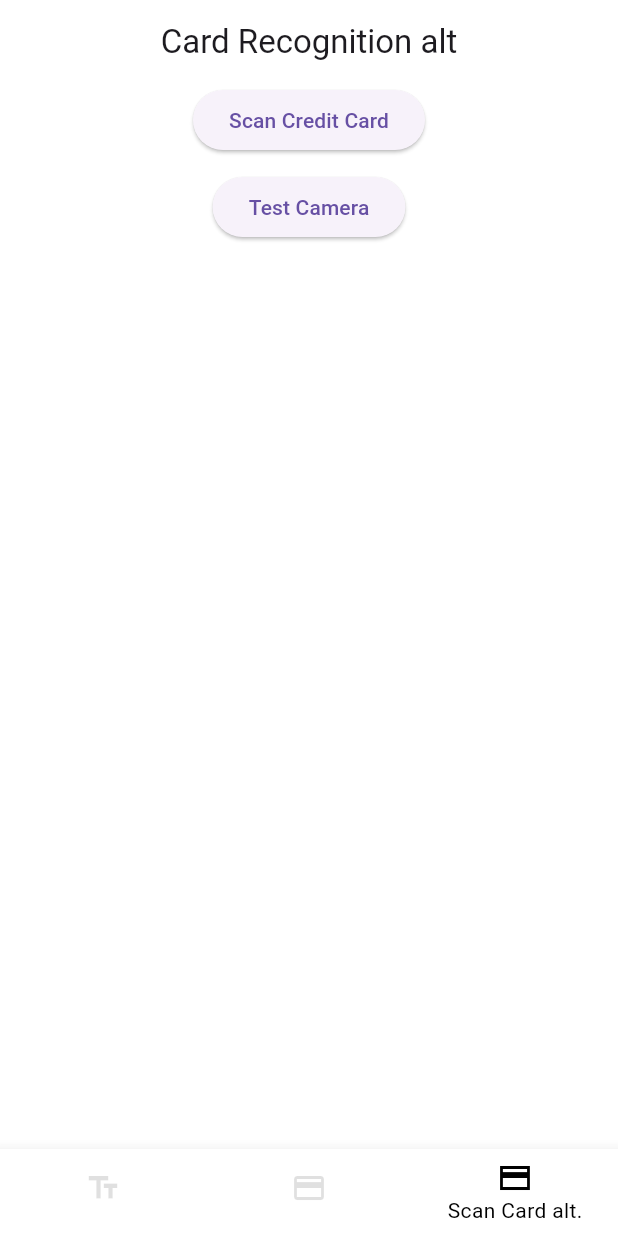
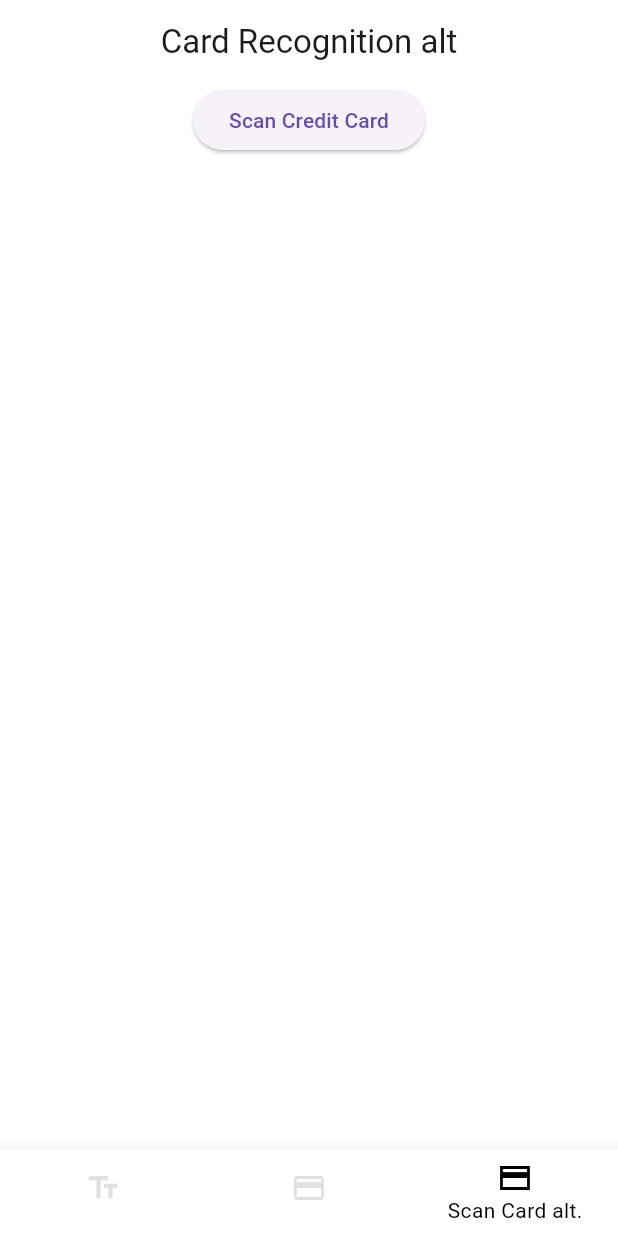
Before and after one commit to matvej83/text_recognition_test, a Flutter app: the screen it shows after launch, item 3 of the bottom bar chosen, on a phone screen of 412 x 824 dp. Run offline on Flutter 3.47's test engine with Material 3 defaults, Android fonts, the phone set to English and light mode, and no system bars; our stand-ins replace camera, device_info_plus, easy_debounce, flutter_bloc, freezed_annotation, get_it and 3 more; missing offline and left inert: card_scanner, flutter_exif_rotation, google_mlkit_text_recognition; project files that could hold a hidden picture were left out.

Commit message:
camera used instead of ImagePicker for taking photo

```diff
--- a/lib/main.dart
+++ b/lib/main.dart
@@ -5,6 +5,7 @@ import 'package:text_recognition_test/ui/navigation/app_router.dart';
 import 'package:text_recognition_test/ui/theme.dart';
 
 import 'bloc/card_scanner_bloc/card_scanner_bloc.dart';
+import 'bloc/image_processing_bloc/image_processing_bloc.dart';
 
 void main() async {
   WidgetsFlutterBinding.ensureInitialized();
@@ -18,9 +19,11 @@ class MyApp extends StatelessWidget with AppTheme {
 
   @override
   Widget build(BuildContext context) {
-    return BlocProvider(
-      create: (context) => CardScannerBloc(),
-      lazy: true,
+    return MultiBlocProvider(
+      providers: [
+        BlocProvider(create: (context) => CardScannerBloc(), lazy: true),
+        BlocProvider(create: (context) => ImageProcessingBloc(), lazy: true)
+      ],
       child: MaterialApp.router(
         debugShowCheckedModeBanner: false,
         routerConfig: router,
--- a/lib/ui/navigation/app_router.dart
+++ b/lib/ui/navigation/app_router.dart
@@ -1,13 +1,12 @@
-import 'package:camera/camera.dart';
 import 'package:go_router/go_router.dart';
 import 'package:text_recognition_test/ui/navigation/screens.dart';
 import 'package:text_recognition_test/ui/screens/main_screen/main_screen.dart';
 import 'package:text_recognition_test/ui/screens/scan_card/scan_card.dart';
 import 'package:text_recognition_test/ui/screens/scan_card_alt/scan_card_alt.dart';
-import 'package:text_recognition_test/ui/screens/scan_card_alt/widgets/camera_preview.dart';
+import 'package:text_recognition_test/ui/screens/scan_card_alt/widgets/card_reader_preview.dart';
 
+import '../screens/camera_preview_screen/camera_preview_screen.dart';
 import '../screens/recognize_text/recognise_text.dart';
-import '../screens/test_camera/camera_preview_test.dart';
 
 final GoRouter router = GoRouter(
   initialLocation: Screens.recogniseText,
@@ -29,12 +28,12 @@ final GoRouter router = GoRouter(
 
     /// routes without bottom nav bar
     GoRoute(
-      path: Screens.cameraPreview,
-      builder: (context, state) => CameraPreviewScreen(camera: state.extra as CameraDescription),
+      path: Screens.cardReaderPreview,
+      builder: (context, state) => const CardReaderPreview(),
     ),
     GoRoute(
-      path: Screens.cameraPreviewTest,
-      builder: (context, state) => CameraPreviewTest(camera: state.extra as CameraDescription),
+      path: Screens.cameraPreviewScreen,
+      builder: (context, state) => const CameraPreviewScreen(),
     ),
   ],
 );
--- a/lib/ui/navigation/screens.dart
+++ b/lib/ui/navigation/screens.dart
@@ -3,6 +3,6 @@ class Screens {
   static const String recogniseText = '/recogniseText';
   static const String scanCard = '/scanCard';
   static const String scanCardAlt = '/scanCardAlt';
-  static const String cameraPreview = '/cameraPreview';
-  static const String cameraPreviewTest = '/cameraPreviewTest';
+  static const String cardReaderPreview = '/cardReaderPreview';
+  static const String cameraPreviewScreen = '/cameraPreviewScreen';
 }
--- a/lib/ui/screens/main_screen/main_screen.dart
+++ b/lib/ui/screens/main_screen/main_screen.dart
@@ -1,11 +1,9 @@
 import 'package:flutter/material.dart';
-import 'package:flutter_bloc/flutter_bloc.dart';
 import 'package:go_router/go_router.dart';
 import 'package:text_recognition_test/ui/screens/recognize_text/recognise_text.dart';
 import 'package:text_recognition_test/ui/screens/scan_card/scan_card.dart';
 import 'package:text_recognition_test/ui/screens/scan_card_alt/scan_card_alt.dart';
 
-import '../../../bloc/image_processing_bloc/image_processing_bloc.dart';
 import '../../navigation/screens.dart';
 import 'widgets/bottom_nav_bar.dart';
 
@@ -63,10 +61,7 @@ class _MainScreenState extends State<MainScreen> {
 
   @override
   Widget build(BuildContext context) {
-    return BlocProvider(
-      create: (context) => ImageProcessingBloc(),
-      lazy: false,
-      child: Scaffold(
+    return Scaffold(
       backgroundColor: Colors.white,
       appBar: AppBar(
         title: Text(_getAppBarTitle(_getCurrentIndex(context))),
@@ -87,7 +82,6 @@ class _MainScreenState extends State<MainScreen> {
           _onItemTap(context, index: index);
         },
       ),
-      ),
     );
   }
 }
--- a/lib/ui/screens/scan_card_alt/scan_card_alt.dart
+++ b/lib/ui/screens/scan_card_alt/scan_card_alt.dart
@@ -23,19 +23,13 @@ class ScanCardAlt extends StatelessWidget {
             onPressed: () {
               getIt<ImageService>().requestPermissions().then((granted) {
                 if (granted) {
-                  router.push(Screens.cameraPreview, extra: getIt<ImageService>().camera);
+                  router.push(Screens.cardReaderPreview);
                 } else {
                   debugPrint('Camera permission is not granted');
                 }
               });
             },
             child: const Text('Scan Credit Card'),
-          ),
-          ElevatedButton(
-            onPressed: () {
-              router.push(Screens.cameraPreviewTest, extra: getIt<ImageService>().camera);
-            },
-            child: const Text('Test Camera'),
           ),
           BlocBuilder<CardScannerBloc, CardScannerState>(
             buildWhen: (previous, current) {
--- a/lib/ui/screens/scan_card_alt/widgets/camera_preview.dart
+++ b/lib/ui/screens/scan_card_alt/widgets/card_reader_preview.dart
@@ -10,23 +10,21 @@ import '../../../../bloc/card_scanner_bloc/card_scanner_bloc.dart';
 import '../../../navigation/app_router.dart';
 import 'card_overlay_painter.dart';
 
-class CameraPreviewScreen extends StatefulWidget {
-  const CameraPreviewScreen({super.key, required this.camera});
-
-  final CameraDescription camera;
+class CardReaderPreview extends StatefulWidget {
+  const CardReaderPreview({super.key});
 
   @override
-  State<CameraPreviewScreen> createState() => _CameraPreviewScreenState();
+  State<CardReaderPreview> createState() => _CardReaderPreviewState();
 }
 
-class _CameraPreviewScreenState extends State<CameraPreviewScreen> {
+class _CardReaderPreviewState extends State<CardReaderPreview> {
   late CameraController _cameraController;
   bool _isProcessing = false;
   bool _cardDetected = false;
 
   Future<void> _initializeCamera() async {
     _cameraController = CameraController(
-      widget.camera,
+      getIt<ImageService>().camera!,
       ResolutionPreset.high,
       enableAudio: false,
     );
@@ -107,7 +105,7 @@ class _CameraPreviewScreenState extends State<CameraPreviewScreen> {
   @override
   Widget build(BuildContext context) {
     if (!_cameraController.value.isInitialized) {
-      return const Scaffold(body: Center(child: CircularProgressIndicator()));
+      return const Scaffold(body: Center(child: CircularProgressIndicator.adaptive()));
     }
     return Scaffold(
       body: Stack(
```
Also changed, not shown: lib/bloc/image_processing_bloc/image_processing_bloc.dart (+13 -1 lines), lib/services/image_service.dart (+40 -0 lines), lib/ui/screens/camera_preview_screen/camera_preview_screen.dart (added, +70 -0 lines), lib/ui/screens/recognize_text/recognise_text.dart (+13 -4 lines), lib/ui/screens/test_camera/camera_preview_test.dart (deleted, +0 -118 lines). Lines whose indentation alone changed are shown as unchanged.
